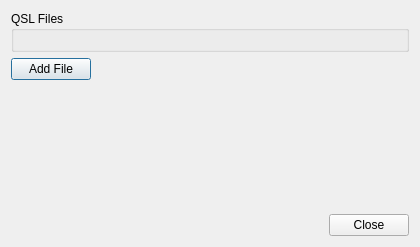
Before: the Qt Designer form ui/PaperQSLDialog.ui in k5mcd/QLog, drawn with Qt 5.
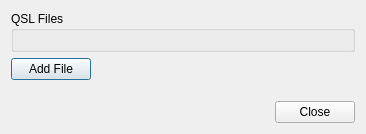
After: the same form once the commit is applied. Icons and pictures are not drawn.

Commit message: PaperQSL: Widget size optimalization

```diff
--- a/ui/PaperQSLDialog.ui
+++ b/ui/PaperQSLDialog.ui
@@ -6,8 +6,8 @@
    <rect>
     <x>0</x>
     <y>0</y>
-    <width>420</width>
-    <height>247</height>
+    <width>366</width>
+    <height>134</height>
    </rect>
   </property>
   <property name="windowTitle">
```
Left out of the diff: 2 changed lines with no effect on the pictures.
